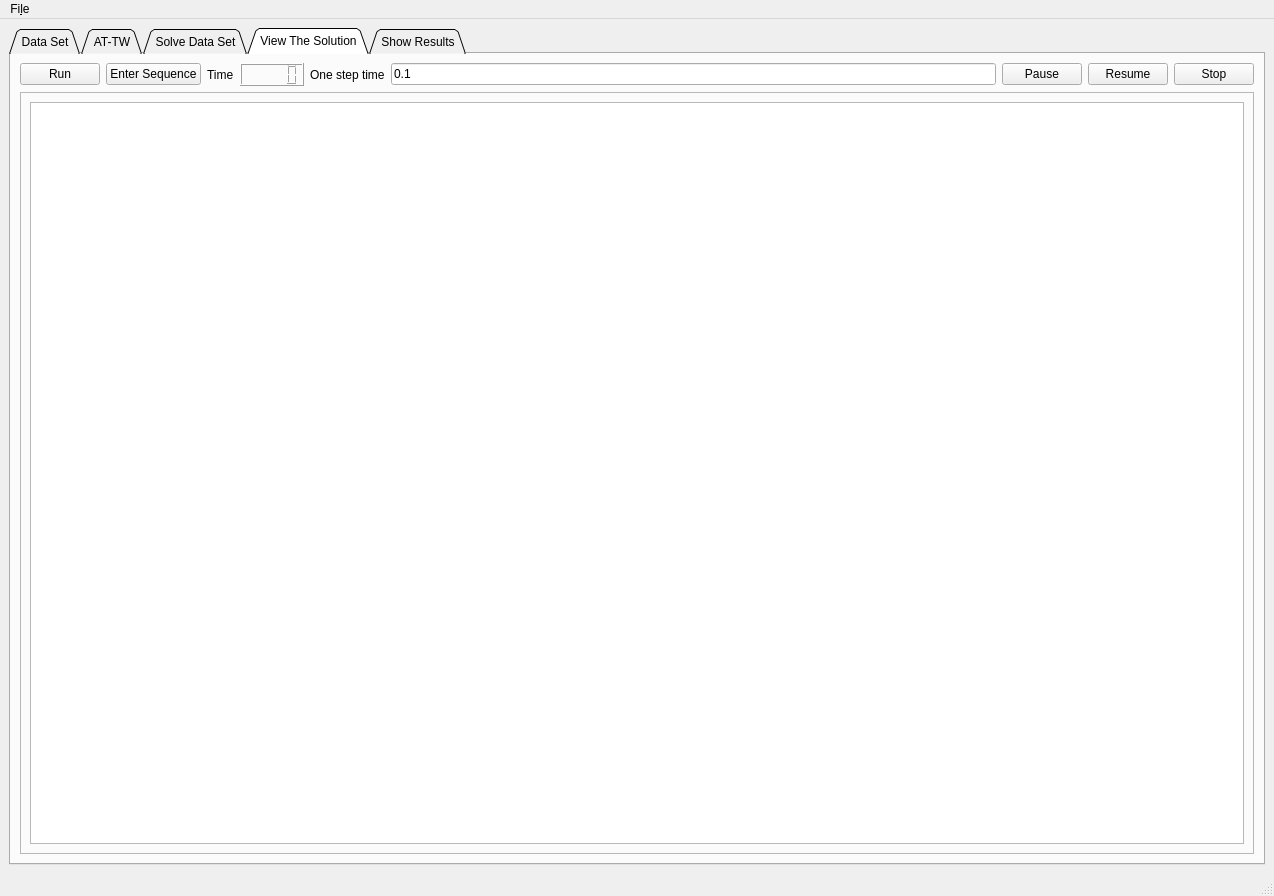
mparlaktuna/capraz_sevkiyat2.0, file windows/main_window.ui: the form before one commit.
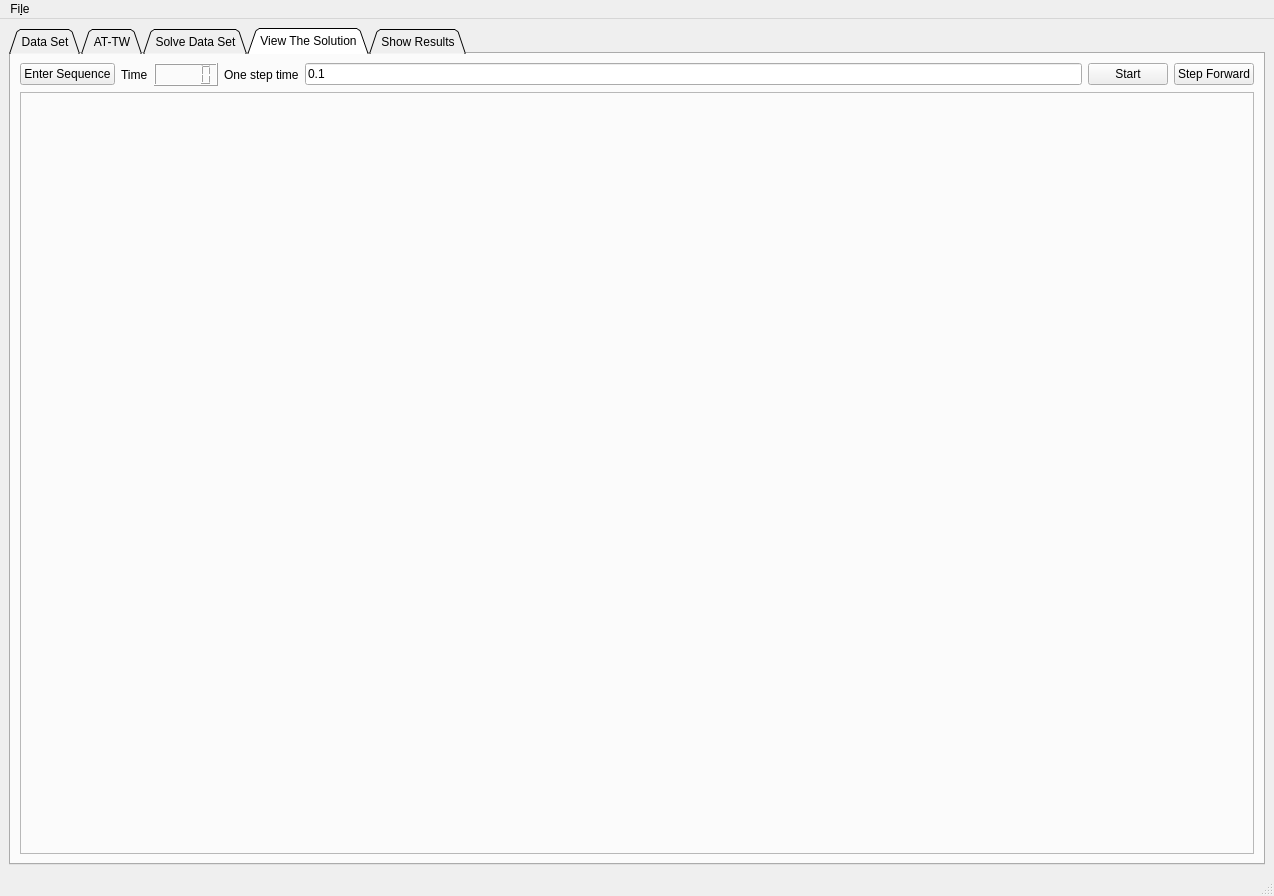
The form after the commit. Custom widgets are drawn as their Qt base class.

Commit message: started truck lists in simulation

What changed in the file:
```diff
--- a/windows/main_window.ui
+++ b/windows/main_window.ui
@@ -618,20 +618,13 @@
           </property>
           <layout class="QGridLayout" name="gridLayout_6">
            <item row="0" column="0">
-            <widget class="QListWidget" name="listWidget"/>
+            <layout class="QVBoxLayout" name="simulationComingTruckList"/>
            </item>
           </layout>
          </widget>
         </item>
         <item row="0" column="0">
          <layout class="QHBoxLayout" name="horizontalLayout_2">
-          <item>
-           <widget class="QPushButton" name="solve_one_sequence_button">
-            <property name="text">
-             <string>Run</string>
-            </property>
-           </widget>
-          </item>
           <item>
            <widget class="QPushButton" name="enter_sequence_button">
             <property name="text">
@@ -674,21 +667,14 @@
           <item>
            <widget class="QPushButton" name="pause_button">
             <property name="text">
-             <string>Pause</string>
+             <string>Start</string>
             </property>
            </widget>
           </item>
           <item>
            <widget class="QPushButton" name="resume_button">
             <property name="text">
-             <string>Resume</string>
-            </property>
-           </widget>
-          </item>
-          <item>
-           <widget class="QPushButton" name="stop_button">
-            <property name="text">
-             <string>Stop</string>
+             <string>Step Forward</string>
             </property>
            </widget>
           </item>
```
Left out of the diff: 16 changed lines with no effect on the pictures. The commit also changes 5 other files.
